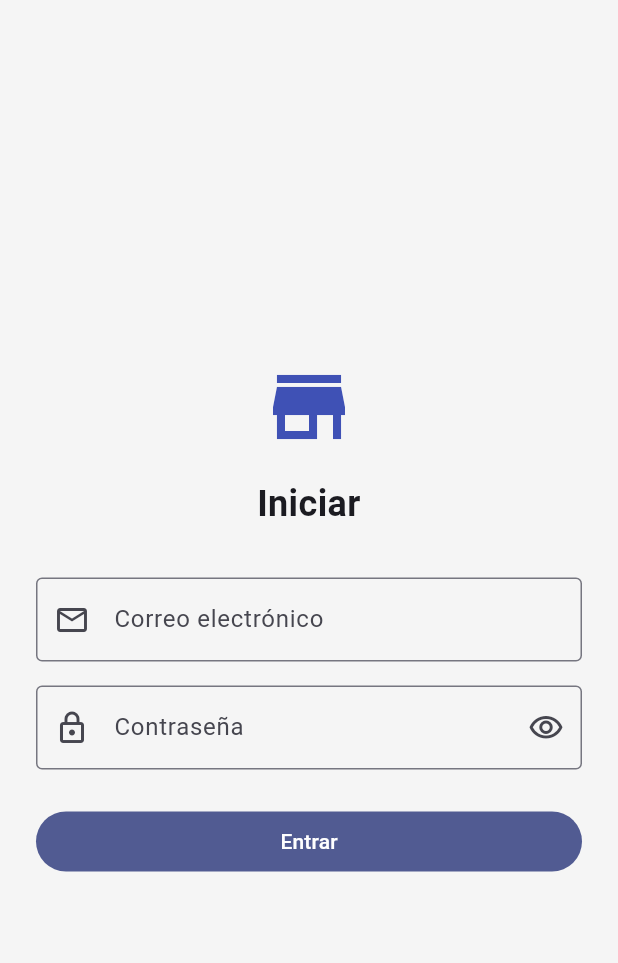
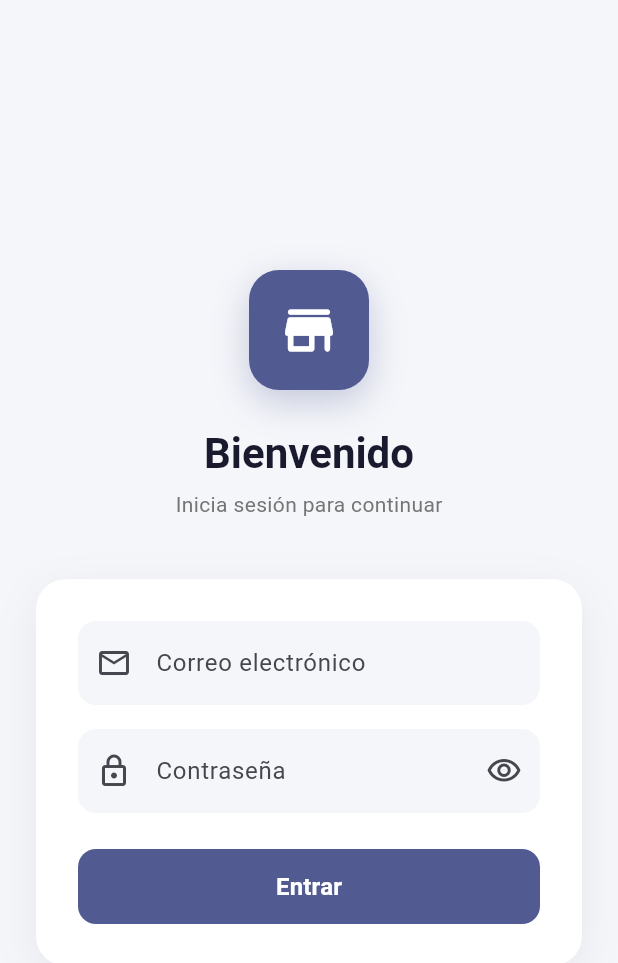
Before and after one commit to RamiroCalderonG/frontend-tienda, a Flutter app: the screen it shows after launch, on a phone screen of 412 x 824 dp. Shown: the top 963 px of the screen. Run offline on Flutter 3.47's test engine with Material 3 defaults, Android fonts, the phone set to English and light mode, and no system bars; our stand-ins replace flutter_riverpod, flutter_secure_storage, go_router, google_fonts; missing offline and left inert: dart:html.

Commit message:
ui: rediseño pantalla de login más elegante y profesional
Co-Authored-By: Claude Sonnet 4.6 <noreply@anthropic.com>

```diff
--- a/lib/screens/auth/login_screen.dart
+++ b/lib/screens/auth/login_screen.dart
@@ -35,33 +35,94 @@ class _LoginScreenState extends ConsumerState<LoginScreen> {
     final authAsync = ref.watch(authProvider);
     final isLoading = authAsync.isLoading;
     final error = authAsync.error?.toString();
+    final colorScheme = Theme.of(context).colorScheme;
 
     return Scaffold(
-      body: SafeArea(
-        child: Center(
+      backgroundColor: const Color(0xFFF5F6FA),
+      body: Center(
         child: SingleChildScrollView(
+          child: Padding(
             padding: const EdgeInsets.all(24),
+            child: ConstrainedBox(
+              constraints: const BoxConstraints(maxWidth: 400),
+              child: Column(
+                mainAxisAlignment: MainAxisAlignment.center,
+                children: [
+                  // Logo card
+                  Container(
+                    width: 80,
+                    height: 80,
+                    decoration: BoxDecoration(
+                      color: colorScheme.primary,
+                      borderRadius: BorderRadius.circular(20),
+                      boxShadow: [
+                        BoxShadow(
+                          color: colorScheme.primary.withOpacity(0.3),
+                          blurRadius: 20,
+                          offset: const Offset(0, 8),
+                        ),
+                      ],
+                    ),
+                    child: const Icon(Icons.store_rounded,
+                        size: 42, color: Colors.white),
+                  ),
+                  const SizedBox(height: 24),
+                  Text(
+                    'Bienvenido',
+                    style: Theme.of(context).textTheme.headlineMedium?.copyWith(
+                          fontWeight: FontWeight.bold,
+                          color: const Color(0xFF1A1A2E),
+                        ),
+                  ),
+                  const SizedBox(height: 6),
+                  Text(
+                    'Inicia sesión para continuar',
+                    style: Theme.of(context).textTheme.bodyMedium?.copyWith(
+                          color: Colors.grey[600],
+                        ),
+                  ),
+                  const SizedBox(height: 40),
+
+                  // Card con el formulario
+                  Container(
+                    padding: const EdgeInsets.all(28),
+                    decoration: BoxDecoration(
+                      color: Colors.white,
+                      borderRadius: BorderRadius.circular(20),
+                      boxShadow: [
+                        BoxShadow(
+                          color: Colors.black.withOpacity(0.06),
+                          blurRadius: 24,
+                          offset: const Offset(0, 8),
+                        ),
+                      ],
+                    ),
                     child: Form(
                       key: _formKey,
                       child: Column(
-                mainAxisAlignment: MainAxisAlignment.center,
                         crossAxisAlignment: CrossAxisAlignment.stretch,
                         children: [
-                  const Icon(Icons.store, size: 64, color: Colors.indigo),
-                  const SizedBox(height: 16),
-                  const Text(
-                    'Iniciar ',
-                    textAlign: TextAlign.center,
-                    style: TextStyle(fontSize: 24, fontWeight: FontWeight.bold),
-                  ),
-                  const SizedBox(height: 32),
                           TextFormField(
                             controller: _emailController,
                             keyboardType: TextInputType.emailAddress,
-                    decoration: const InputDecoration(
+                            decoration: InputDecoration(
                               labelText: 'Correo electrónico',
-                      prefixIcon: Icon(Icons.email_outlined),
-                      border: OutlineInputBorder(),
+                              prefixIcon: const Icon(Icons.email_outlined),
+                              filled: true,
+                              fillColor: const Color(0xFFF5F6FA),
+                              border: OutlineInputBorder(
+                                borderRadius: BorderRadius.circular(12),
+                                borderSide: BorderSide.none,
+                              ),
+                              enabledBorder: OutlineInputBorder(
+                                borderRadius: BorderRadius.circular(12),
+                                borderSide: BorderSide.none,
+                              ),
+                              focusedBorder: OutlineInputBorder(
+                                borderRadius: BorderRadius.circular(12),
+                                borderSide: BorderSide(
+                                    color: colorScheme.primary, width: 1.5),
+                              ),
                             ),
                             validator: (v) =>
                                 v == null || v.isEmpty ? 'Ingresa tu correo' : null,
@@ -73,29 +134,69 @@ class _LoginScreenState extends ConsumerState<LoginScreen> {
                             decoration: InputDecoration(
                               labelText: 'Contraseña',
                               prefixIcon: const Icon(Icons.lock_outlined),
-                      border: const OutlineInputBorder(),
+                              filled: true,
+                              fillColor: const Color(0xFFF5F6FA),
+                              border: OutlineInputBorder(
+                                borderRadius: BorderRadius.circular(12),
+                                borderSide: BorderSide.none,
+                              ),
+                              enabledBorder: OutlineInputBorder(
+                                borderRadius: BorderRadius.circular(12),
+                                borderSide: BorderSide.none,
+                              ),
+                              focusedBorder: OutlineInputBorder(
+                                borderRadius: BorderRadius.circular(12),
+                                borderSide: BorderSide(
+                                    color: colorScheme.primary, width: 1.5),
+                              ),
                               suffixIcon: IconButton(
                                 icon: Icon(_obscurePassword
                                     ? Icons.visibility_outlined
                                     : Icons.visibility_off_outlined),
-                        onPressed: () =>
-                            setState(() => _obscurePassword = !_obscurePassword),
+                                onPressed: () => setState(
+                                    () => _obscurePassword = !_obscurePassword),
                               ),
                             ),
-                    validator: (v) =>
-                        v == null || v.isEmpty ? 'Ingresa tu contraseña' : null,
+                            validator: (v) => v == null || v.isEmpty
+                                ? 'Ingresa tu contraseña'
+                                : null,
                           ),
                           if (error != null) ...[
-                    const SizedBox(height: 12),
-                    Text(
+                            const SizedBox(height: 14),
+                            Container(
+                              padding: const EdgeInsets.symmetric(
+                                  horizontal: 12, vertical: 10),
+                              decoration: BoxDecoration(
+                                color: Colors.red[50],
+                                borderRadius: BorderRadius.circular(10),
+                                border: Border.all(color: Colors.red[200]!),
+                              ),
+                              child: Row(
+                                children: [
+                                  Icon(Icons.error_outline,
+                                      color: Colors.red[700], size: 18),
+                                  const SizedBox(width: 8),
+                                  Expanded(
+                                    child: Text(
                                       error,
-                      style: const TextStyle(color: Colors.red),
-                      textAlign: TextAlign.center,
+                                      style: TextStyle(
+                                          color: Colors.red[700], fontSize: 13),
+                                    ),
+                                  ),
+                                ],
+                              ),
                             ),
                           ],
                           const SizedBox(height: 24),
-                  FilledButton(
+                          SizedBox(
+                            height: 50,
+                            child: FilledButton(
                               onPressed: isLoading ? null : _login,
+                              style: FilledButton.styleFrom(
+                                shape: RoundedRectangleBorder(
+                                  borderRadius: BorderRadius.circular(12),
+                                ),
+                              ),
                               child: isLoading
                                   ? const SizedBox(
                                       height: 20,
@@ -105,7 +206,17 @@ class _LoginScreenState extends ConsumerState<LoginScreen> {
                                         color: Colors.white,
                                       ),
                                     )
-                        : const Text('Entrar'),
+                                  : const Text(
+                                      'Entrar',
+                                      style: TextStyle(
+                                          fontSize: 16,
+                                          fontWeight: FontWeight.w600),
+                                    ),
+                            ),
+                          ),
+                        ],
+                      ),
+                    ),
                   ),
                 ],
               ),
```
Lines whose indentation alone changed are shown as unchanged.
